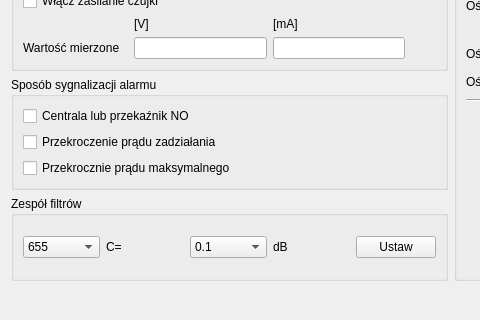
The window that CzujkiLinioweApp/teststanowiskadlg.ui (wiacekmarcin/CzujkiLiniowe) describes before a commit, drawn with Qt 5; both pictures show x 0 to 480 and y 364 to 684 of the 901 by 684 pixel window.
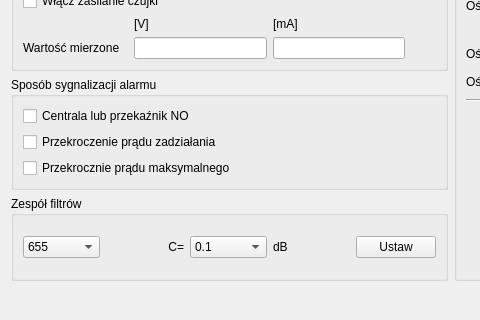
The same window after the commit.

Diff of the .ui file:
```diff
--- a/CzujkiLinioweApp/teststanowiskadlg.ui
+++ b/CzujkiLinioweApp/teststanowiskadlg.ui
@@ -361,6 +361,9 @@
         <property name="text">
          <string>C=</string>
         </property>
+        <property name="alignment">
+         <set>Qt::AlignRight|Qt::AlignTrailing|Qt::AlignVCenter</set>
+        </property>
        </widget>
       </item>
       <item>
```
Left out of the diff: 194 changed lines with no effect on the pictures.
